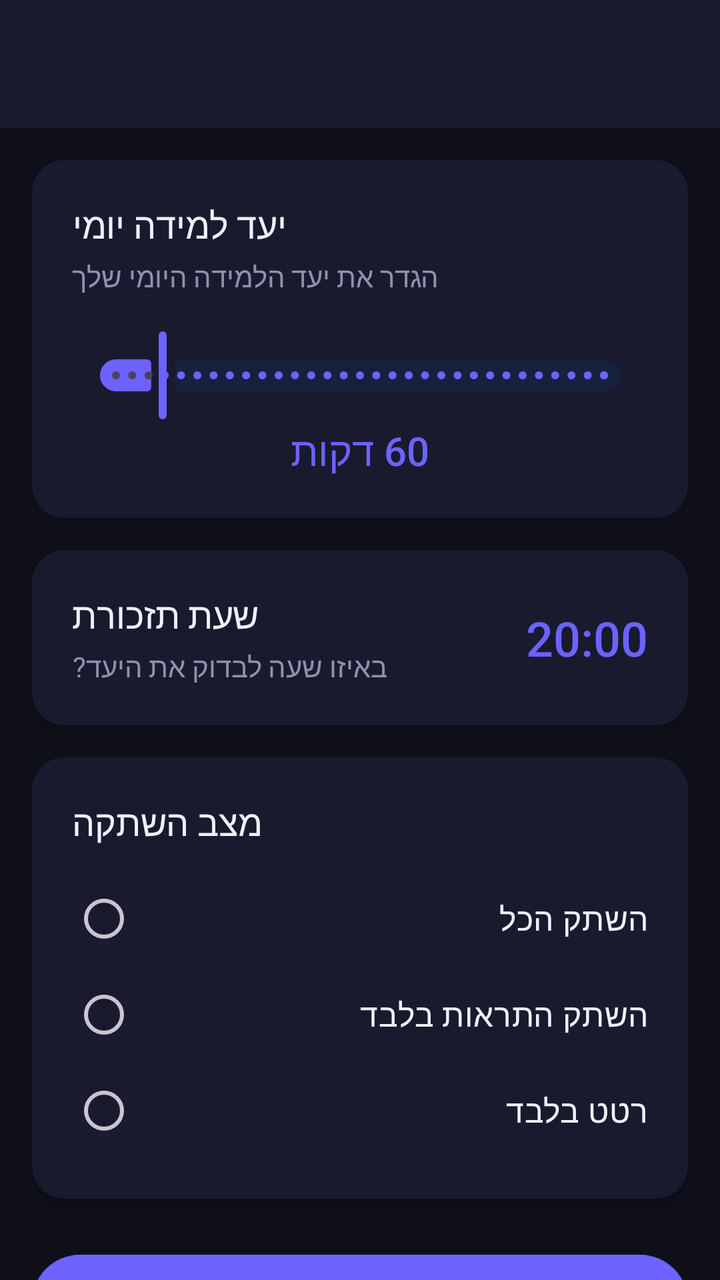
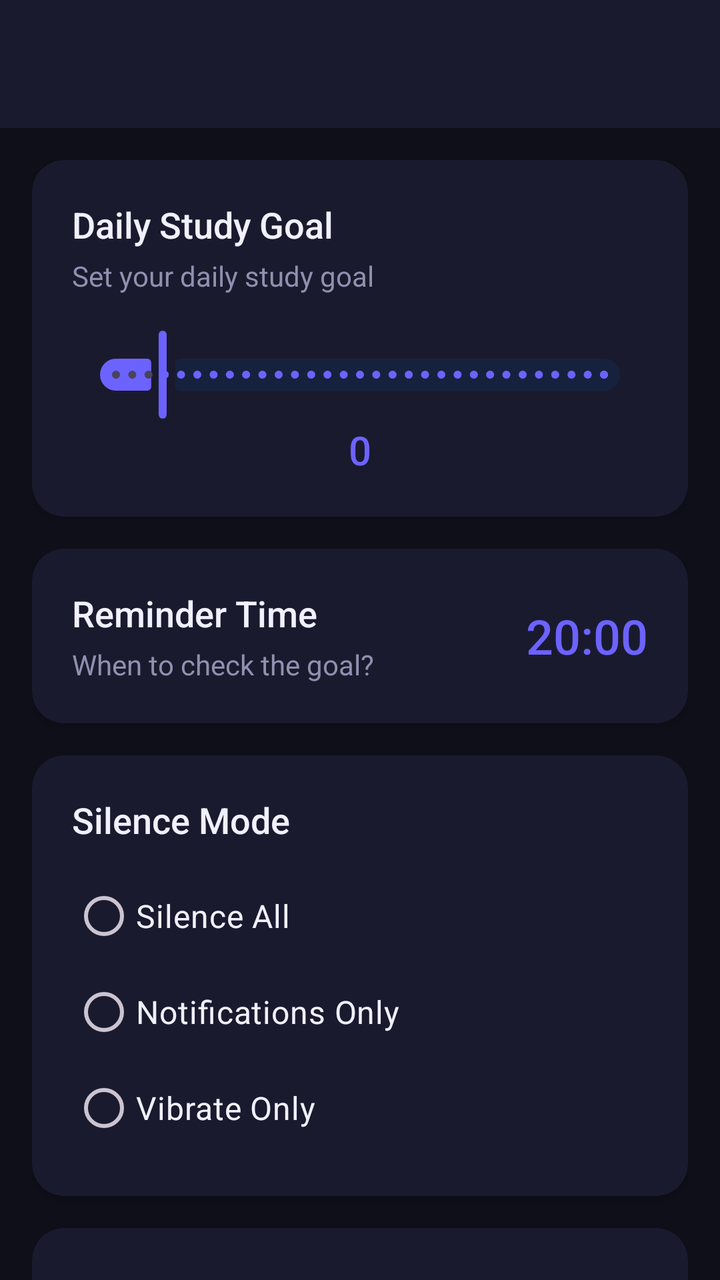

Compare the two renders of this Android layout. The source of the first and the diff that turns it into the second are given below.
<!-- AndroidManifest.xml: application theme Theme.FocusFlip -->
<!-- res/layout/activity_settings.xml -->
<?xml version="1.0" encoding="utf-8"?>
<androidx.coordinatorlayout.widget.CoordinatorLayout
    xmlns:android="http://schemas.android.com/apk/res/android"
    xmlns:app="http://schemas.android.com/apk/res-auto"
    xmlns:tools="http://schemas.android.com/tools"
    android:layout_width="match_parent"
    android:layout_height="match_parent"
    android:background="@color/background"
    tools:context=".activities.SettingsActivity">

    <com.google.android.material.appbar.AppBarLayout
        android:layout_width="match_parent"
        android:layout_height="wrap_content"
        android:background="@color/surface">

        <androidx.appcompat.widget.Toolbar
            android:id="@+id/toolbar"
            android:layout_width="match_parent"
            android:layout_height="?attr/actionBarSize"
            app:titleTextColor="@color/text_primary"
            app:navigationIconTint="@color/text_primary" />

    </com.google.android.material.appbar.AppBarLayout>

    <androidx.core.widget.NestedScrollView
        android:layout_width="match_parent"
        android:layout_height="match_parent"
        app:layout_behavior="@string/appbar_scrolling_view_behavior">

        <LinearLayout
            android:layout_width="match_parent"
            android:layout_height="wrap_content"
            android:orientation="vertical"
            android:padding="16dp">

            
            <androidx.cardview.widget.CardView
                android:layout_width="match_parent"
                android:layout_height="wrap_content"
                app:cardCornerRadius="16dp"
                app:cardElevation="2dp"
                app:cardBackgroundColor="@color/surface">

                <LinearLayout
                    android:layout_width="match_parent"
                    android:layout_height="wrap_content"
                    android:orientation="vertical"
                    android:padding="20dp">

                    <TextView
                        android:layout_width="wrap_content"
                        android:layout_height="wrap_content"
                        android:text="@string/daily_goal_setting"
                        android:textSize="18sp"
                        android:textColor="@color/text_primary"
                        android:fontFamily="sans-serif-medium" />

                    <TextView
                        android:layout_width="wrap_content"
                        android:layout_height="wrap_content"
                        android:layout_marginTop="4dp"
                        android:text="@string/daily_goal_hint"
                        android:textSize="14sp"
                        android:textColor="@color/text_secondary" />

                    <com.google.android.material.slider.Slider
                        android:id="@+id/goalSlider"
                        android:layout_width="match_parent"
                        android:layout_height="wrap_content"
                        android:layout_marginTop="16dp"
                        android:valueFrom="15"
                        android:valueTo="480"
                        android:stepSize="15"
                        android:value="60"
                        app:trackColorActive="@color/primary"
                        app:trackColorInactive="@color/surface_variant"
                        app:thumbColor="@color/primary" />

                    <TextView
                        android:id="@+id/goalValueText"
                        android:layout_width="wrap_content"
                        android:layout_height="wrap_content"
                        android:layout_gravity="center"
                        android:text="60 דקות"
                        android:textSize="20sp"
                        android:textColor="@color/primary"
                        android:fontFamily="sans-serif-medium" />

                </LinearLayout>

            </androidx.cardview.widget.CardView>

            
            <androidx.cardview.widget.CardView
                android:layout_width="match_parent"
                android:layout_height="wrap_content"
                android:layout_marginTop="16dp"
                app:cardCornerRadius="16dp"
                app:cardElevation="2dp"
                app:cardBackgroundColor="@color/surface">

                <LinearLayout
                    android:id="@+id/reminderTimeContainer"
                    android:layout_width="match_parent"
                    android:layout_height="wrap_content"
                    android:orientation="horizontal"
                    android:gravity="center_vertical"
                    android:padding="20dp"
                    android:background="?attr/selectableItemBackground">

                    <LinearLayout
                        android:layout_width="0dp"
                        android:layout_height="wrap_content"
                        android:layout_weight="1"
                        android:orientation="vertical">

                        <TextView
                            android:layout_width="wrap_content"
                            android:layout_height="wrap_content"
                            android:text="@string/reminder_time"
                            android:textSize="18sp"
                            android:textColor="@color/text_primary"
                            android:fontFamily="sans-serif-medium" />

                        <TextView
                            android:layout_width="wrap_content"
                            android:layout_height="wrap_content"
                            android:layout_marginTop="4dp"
                            android:text="@string/reminder_time_hint"
                            android:textSize="14sp"
                            android:textColor="@color/text_secondary" />

                    </LinearLayout>

                    <TextView
                        android:id="@+id/reminderTimeText"
                        android:layout_width="wrap_content"
                        android:layout_height="wrap_content"
                        android:text="20:00"
                        android:textSize="24sp"
                        android:textColor="@color/primary"
                        android:fontFamily="sans-serif-medium" />

                </LinearLayout>

            </androidx.cardview.widget.CardView>

            
            <androidx.cardview.widget.CardView
                android:layout_width="match_parent"
                android:layout_height="wrap_content"
                android:layout_marginTop="16dp"
                app:cardCornerRadius="16dp"
                app:cardElevation="2dp"
                app:cardBackgroundColor="@color/surface">

                <LinearLayout
                    android:layout_width="match_parent"
                    android:layout_height="wrap_content"
                    android:orientation="vertical"
                    android:padding="20dp">

                    <TextView
                        android:layout_width="wrap_content"
                        android:layout_height="wrap_content"
                        android:text="@string/silence_mode"
                        android:textSize="18sp"
                        android:textColor="@color/text_primary"
                        android:fontFamily="sans-serif-medium" />

                    <RadioGroup
                        android:id="@+id/silenceModeGroup"
                        android:layout_width="match_parent"
                        android:layout_height="wrap_content"
                        android:layout_marginTop="12dp"
                        android:orientation="vertical">

                        <RadioButton
                            android:id="@+id/radioSilenceAll"
                            android:layout_width="match_parent"
                            android:layout_height="wrap_content"
                            android:text="@string/silence_all"
                            android:textSize="16sp"
                            android:textColor="@color/text_primary"
                            android:paddingVertical="8dp"
                            android:buttonTint="@color/primary" />

                        <RadioButton
                            android:id="@+id/radioSilenceNotifications"
                            android:layout_width="match_parent"
                            android:layout_height="wrap_content"
                            android:text="@string/silence_notifications"
                            android:textSize="16sp"
                            android:textColor="@color/text_primary"
                            android:paddingVertical="8dp"
                            android:buttonTint="@color/primary" />

                        <RadioButton
                            android:id="@+id/radioVibrateOnly"
                            android:layout_width="match_parent"
                            android:layout_height="wrap_content"
                            android:text="@string/vibrate_only"
                            android:textSize="16sp"
                            android:textColor="@color/text_primary"
                            android:paddingVertical="8dp"
                            android:buttonTint="@color/primary" />

                    </RadioGroup>

                </LinearLayout>

            </androidx.cardview.widget.CardView>

            
            <com.google.android.material.button.MaterialButton
                android:id="@+id/saveButton"
                style="@style/Widget.FocusFlip.Button.Primary"
                android:layout_width="match_parent"
                android:layout_height="56dp"
                android:layout_marginTop="24dp"
                android:text="@string/save_settings"
                android:textSize="16sp"
                app:cornerRadius="28dp" />

        </LinearLayout>

    </androidx.core.widget.NestedScrollView>

</androidx.coordinatorlayout.widget.CoordinatorLayout>
<!-- resources referenced by this layout -->
<resources>
  <color name="background">#0F0F1A</color>
  <color name="primary">#6C63FF</color>
  <color name="surface">#1A1A2E</color>
  <color name="surface_variant">#16213E</color>
  <color name="text_primary">#F0F0FF</color>
  <color name="text_secondary">#9090B0</color>
  <string name="daily_goal_hint">הגדר את יעד הלמידה היומי שלך</string>
  <string name="daily_goal_setting">יעד למידה יומי</string>
  <string name="reminder_time">שעת תזכורת</string>
  <string name="reminder_time_hint">באיזו שעה לבדוק את היעד?</string>
  <string name="save_settings">שמור הגדרות</string>
  <string name="silence_all">השתק הכל</string>
  <string name="silence_mode">מצב השתקה</string>
  <string name="silence_notifications">השתק התראות בלבד</string>
  <string name="vibrate_only">רטט בלבד</string>
  <style name="Widget.FocusFlip.Button.Primary" parent="Widget.Material3.Button">
          <item name="android:textColor">@color/text_on_primary</item>
          <item name="backgroundTint">@color/primary</item>
          <item name="cornerRadius">16dp</item>
          <item name="android:letterSpacing">0.05</item>
      </style>
  <style name="Theme.FocusFlip" parent="Theme.Material3.Dark.NoActionBar">
          <item name="colorPrimary">@color/primary</item>
          <item name="colorPrimaryDark">@color/primary_dark</item>
          <item name="colorAccent">@color/secondary</item>
          <item name="android:colorBackground">@color/background</item>
          <item name="android:statusBarColor">@color/background</item>
          <item name="android:navigationBarColor">@color/background</item>
          <item name="android:windowLightStatusBar">false</item>
          <item name="android:windowLightNavigationBar">false</item>
      </style>
  <color name="text_on_primary">#FFFFFF</color>
  <color name="primary_dark">#4B44CC</color>
  <color name="secondary">#00D9A3</color>
</resources>

<!-- the commit's change to res/layout/activity_settings.xml (unified diff, before → after) -->
@@ -81,7 +81,7 @@
                         android:layout_width="wrap_content"
                         android:layout_height="wrap_content"
                         android:layout_gravity="center"
-                        android:text="60 דקות"
+                        android:text="@string/default_zero"
                         android:textSize="20sp"
                         android:textColor="@color/primary"
                         android:fontFamily="sans-serif-medium" />
@@ -200,6 +200,70 @@
                             android:layout_width="match_parent"
                             android:layout_height="wrap_content"
                             android:text="@string/vibrate_only"
+                            android:textSize="16sp"
+                            android:textColor="@color/text_primary"
+                            android:paddingVertical="8dp"
+                            android:buttonTint="@color/primary" />
+
+                    </RadioGroup>
+
+                </LinearLayout>
+
+            </androidx.cardview.widget.CardView>
+
+            
+            <androidx.cardview.widget.CardView
+                android:layout_width="match_parent"
+                android:layout_height="wrap_content"
+                android:layout_marginTop="16dp"
+                app:cardCornerRadius="16dp"
+                app:cardElevation="2dp"
+                app:cardBackgroundColor="@color/surface">
+
+                <LinearLayout
+                    android:layout_width="match_parent"
+                    android:layout_height="wrap_content"
+                    android:orientation="vertical"
+                    android:padding="20dp">
+
+                    <TextView
+                        android:layout_width="wrap_content"
+                        android:layout_height="wrap_content"
+                        android:text="@string/language"
+                        android:textSize="18sp"
+                        android:textColor="@color/text_primary"
+                        android:fontFamily="sans-serif-medium" />
+
+                    <TextView
+                        android:layout_width="wrap_content"
+                        android:layout_height="wrap_content"
+                        android:layout_marginTop="4dp"
+                        android:text="@string/select_language"
+                        android:textSize="14sp"
+                        android:textColor="@color/text_secondary" />
+
+                    <RadioGroup
+                        android:id="@+id/languageGroup"
+                        android:layout_width="match_parent"
+                        android:layout_height="wrap_content"
+                        android:layout_marginTop="12dp"
+                        android:orientation="vertical">
+
+                        <RadioButton
+                            android:id="@+id/radioEnglish"
+                            android:layout_width="match_parent"
+                            android:layout_height="wrap_content"
+                            android:text="@string/english"
+                            android:textSize="16sp"
+                            android:textColor="@color/text_primary"
+                            android:paddingVertical="8dp"
+                            android:buttonTint="@color/primary" />
+
+                        <RadioButton
+                            android:id="@+id/radioHebrew"
+                            android:layout_width="match_parent"
+                            android:layout_height="wrap_content"
+                            android:text="@string/hebrew"
                             android:textSize="16sp"
                             android:textColor="@color/text_primary"
                             android:paddingVertical="8dp"
<!-- resource entries referenced after the edit -->
@@ -6,15 +6,20 @@
   <color name="surface_variant">#16213E</color>
   <color name="text_primary">#F0F0FF</color>
   <color name="text_secondary">#9090B0</color>
-  <string name="daily_goal_hint">הגדר את יעד הלמידה היומי שלך</string>
-  <string name="daily_goal_setting">יעד למידה יומי</string>
-  <string name="reminder_time">שעת תזכורת</string>
-  <string name="reminder_time_hint">באיזו שעה לבדוק את היעד?</string>
-  <string name="save_settings">שמור הגדרות</string>
-  <string name="silence_all">השתק הכל</string>
-  <string name="silence_mode">מצב השתקה</string>
-  <string name="silence_notifications">השתק התראות בלבד</string>
-  <string name="vibrate_only">רטט בלבד</string>
+  <string name="daily_goal_hint">Set your daily study goal</string>
+  <string name="daily_goal_setting">Daily Study Goal</string>
+  <string name="default_zero">0</string>
+  <string name="english">English</string>
+  <string name="hebrew">Hebrew</string>
+  <string name="language">Language</string>
+  <string name="reminder_time">Reminder Time</string>
+  <string name="reminder_time_hint">When to check the goal?</string>
+  <string name="save_settings">Save Settings</string>
+  <string name="select_language">Select app language</string>
+  <string name="silence_all">Silence All</string>
+  <string name="silence_mode">Silence Mode</string>
+  <string name="silence_notifications">Notifications Only</string>
+  <string name="vibrate_only">Vibrate Only</string>
   <style name="Widget.FocusFlip.Button.Primary" parent="Widget.Material3.Button">
           <item name="android:textColor">@color/text_on_primary</item>
           <item name="backgroundTint">@color/primary</item>
@@ -22,6 +27,8 @@
           <item name="android:letterSpacing">0.05</item>
       </style>
   <style name="Theme.FocusFlip" parent="Theme.Material3.Dark.NoActionBar">
+          <item name="windowActionBar">false</item>
+          <item name="windowNoTitle">true</item>
           <item name="colorPrimary">@color/primary</item>
           <item name="colorPrimaryDark">@color/primary_dark</item>
           <item name="colorAccent">@color/secondary</item>
@@ -29,7 +36,7 @@
           <item name="android:statusBarColor">@color/background</item>
           <item name="android:navigationBarColor">@color/background</item>
           <item name="android:windowLightStatusBar">false</item>
-          <item name="android:windowLightNavigationBar">false</item>
+          <item name="android:windowLightNavigationBar" tools:targetApi="27">false</item>
       </style>
   <color name="text_on_primary">#FFFFFF</color>
   <color name="primary_dark">#4B44CC</color>
